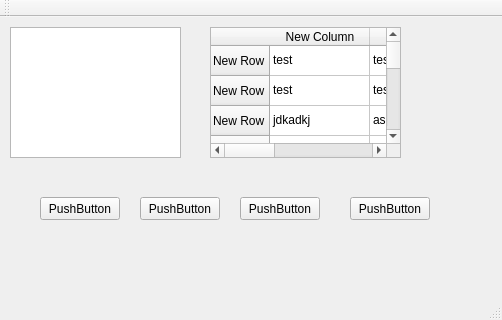
Qt form mainwindow.ui (srikrishnan90/qt_thermalprinter_cups) before a commit.
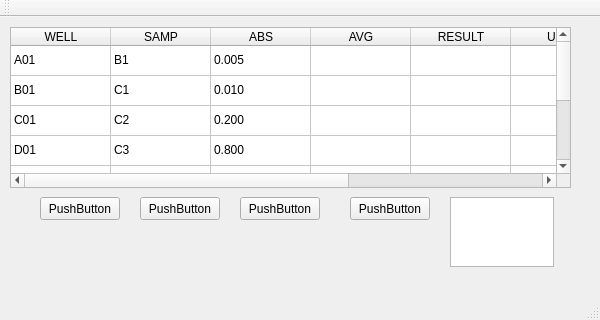
The same form after that commit.

Commit message: Thermal printer landscape finalised format

Diff of the .ui file:
```diff
--- a/mainwindow.ui
+++ b/mainwindow.ui
@@ -6,7 +6,7 @@
    <rect>
     <x>0</x>
     <y>0</y>
-    <width>502</width>
+    <width>600</width>
     <height>320</height>
    </rect>
   </property>
@@ -14,16 +14,6 @@
    <string>MainWindow</string>
   </property>
   <widget class="QWidget" name="centralWidget">
-   <widget class="QTextEdit" name="textEdit">
-    <property name="geometry">
-     <rect>
-      <x>10</x>
-      <y>10</y>
-      <width>171</width>
-      <height>131</height>
-     </rect>
-    </property>
-   </widget>
    <widget class="QPushButton" name="pushButton">
     <property name="geometry">
      <rect>
@@ -53,12 +43,18 @@
    <widget class="QTableWidget" name="tableWidget">
     <property name="geometry">
      <rect>
-      <x>210</x>
+      <x>10</x>
       <y>10</y>
-      <width>191</width>
-      <height>131</height>
+      <width>561</width>
+      <height>161</height>
      </rect>
     </property>
+    <attribute name="horizontalHeaderVisible">
+     <bool>true</bool>
+    </attribute>
+    <attribute name="verticalHeaderVisible">
+     <bool>false</bool>
+    </attribute>
     <row>
      <property name="text">
       <string>New Row</string>
@@ -99,134 +95,224 @@
       <string>New Row</string>
      </property>
     </row>
-    <row>
+    <column>
      <property name="text">
-      <string>New Row</string>
+      <string>WELL</string>
      </property>
-    </row>
-    <row>
+    </column>
+    <column>
      <property name="text">
-      <string>New Row</string>
+      <string>SAMP</string>
      </property>
-    </row>
-    <row>
+    </column>
+    <column>
      <property name="text">
-      <string>New Row</string>
+      <string>ABS</string>
      </property>
-    </row>
-    <row>
+    </column>
+    <column>
      <property name="text">
-      <string>New Row</string>
+      <string>AVG</string>
      </property>
-    </row>
+    </column>
     <column>
      <property name="text">
-      <string>New Column</string>
+      <string>RESULT</string>
      </property>
     </column>
     <column>
      <property name="text">
-      <string>New Column</string>
+      <string>UNIT</string>
      </property>
     </column>
     <column>
      <property name="text">
-      <string>New Column</string>
+      <string>REM</string>
+     </property>
+    </column>
+    <column>
+     <property name="text">
+      <string>PID</string>
      </property>
     </column>
     <item row="0" column="0">
      <property name="text">
-      <string>test</string>
+      <string>A01</string>
      </property>
     </item>
     <item row="0" column="1">
      <property name="text">
-      <string>test</string>
+      <string>B1</string>
      </property>
     </item>
     <item row="0" column="2">
      <property name="text">
-      <string>faa</string>
+      <string>0.005</string>
      </property>
     </item>
     <item row="1" column="0">
      <property name="text">
-      <string>test</string>
+      <string>B01</string>
      </property>
     </item>
     <item row="1" column="1">
      <property name="text">
-      <string>test</string>
+      <string>C1</string>
      </property>
     </item>
     <item row="1" column="2">
      <property name="text">
-      <string>afa</string>
+      <string>0.010</string>
      </property>
     </item>
     <item row="2" column="0">
      <property name="text">
-      <string>jdkadkj</string>
+      <string>C01</string>
      </property>
     </item>
     <item row="2" column="1">
      <property name="text">
-      <string>asda</string>
+      <string>C2</string>
      </property>
     </item>
     <item row="2" column="2">
      <property name="text">
-      <string>ada</string>
+      <string>0.200</string>
      </property>
     </item>
     <item row="3" column="0">
      <property name="text">
-      <string>242</string>
+      <string>D01</string>
+     </property>
+    </item>
+    <item row="3" column="1">
+     <property name="text">
+      <string>C3</string>
+     </property>
+    </item>
+    <item row="3" column="2">
+     <property name="text">
+      <string>0.800</string>
+     </property>
+    </item>
+    <item row="4" column="0">
+     <property name="text">
+      <string>E01</string>
      </property>
     </item>
     <item row="4" column="1">
      <property name="text">
-      <string>224</string>
+      <string>C4</string>
+     </property>
+    </item>
+    <item row="4" column="2">
+     <property name="text">
+      <string>1.652</string>
+     </property>
+    </item>
+    <item row="5" column="0">
+     <property name="text">
+      <string>F01</string>
      </property>
     </item>
     <item row="5" column="1">
      <property name="text">
-      <string>242</string>
+      <string>S1</string>
+     </property>
+    </item>
+    <item row="5" column="2">
+     <property name="text">
+      <string>0.535</string>
+     </property>
+    </item>
+    <item row="5" column="3">
+     <property name="text">
+      <string>2.6456</string>
+     </property>
+    </item>
+    <item row="5" column="5">
+     <property name="text">
+      <string>ng/ml</string>
+     </property>
+    </item>
+    <item row="5" column="6">
+     <property name="text">
+      <string>HIGH</string>
+     </property>
+    </item>
+    <item row="5" column="7">
+     <property name="text">
+      <string>123456</string>
+     </property>
+    </item>
+    <item row="6" column="0">
+     <property name="text">
+      <string>G01</string>
+     </property>
+    </item>
+    <item row="6" column="1">
+     <property name="text">
+      <string>S2</string>
      </property>
     </item>
     <item row="6" column="2">
      <property name="text">
-      <string>2424</string>
+      <string>1.265</string>
+     </property>
+    </item>
+    <item row="6" column="3">
+     <property name="text">
+      <string>10.556</string>
+     </property>
+    </item>
+    <item row="6" column="5">
+     <property name="text">
+      <string>ng/ml</string>
+     </property>
+    </item>
+    <item row="6" column="6">
+     <property name="text">
+      <string>LOW</string>
+     </property>
+    </item>
+    <item row="6" column="7">
+     <property name="text">
+      <string>791562</string>
      </property>
     </item>
     <item row="7" column="0">
      <property name="text">
-      <string>2424</string>
+      <string>H01</string>
      </property>
     </item>
-    <item row="8" column="1">
+    <item row="7" column="1">
      <property name="text">
-      <string>242</string>
+      <string>S3</string>
      </property>
     </item>
-    <item row="8" column="2">
+    <item row="7" column="2">
      <property name="text">
-      <string>2442</string>
+      <string>0.365</string>
      </property>
     </item>
-    <item row="9" column="2">
+    <item row="7" column="3">
      <property name="text">
-      <string>242</string>
+      <string>1.658</string>
      </property>
     </item>
-    <item row="10" column="1">
+    <item row="7" column="5">
      <property name="text">
-      <string>242</string>
+      <string>ng/ml</string>
      </property>
     </item>
-    <item row="11" column="0">
+    <item row="7" column="6">
      <property name="text">
-      <string>2424</string>
+      <string>HIGH</string>
+     </property>
+    </item>
+    <item row="7" column="7">
+     <property name="text">
+      <string>234567</string>
      </property>
     </item>
    </widget>
@@ -256,6 +342,16 @@
      <string>PushButton</string>
     </property>
    </widget>
+   <widget class="QTextEdit" name="textEdit">
+    <property name="geometry">
+     <rect>
+      <x>450</x>
+      <y>180</y>
+      <width>104</width>
+      <height>70</height>
+     </rect>
+    </property>
+   </widget>
   </widget>
   <widget class="QMenuBar" name="menuBar">
    <property name="geometry">
```
Left out of the diff: 2 changed lines with no effect on the pictures. The commit also changes 2 other files.
